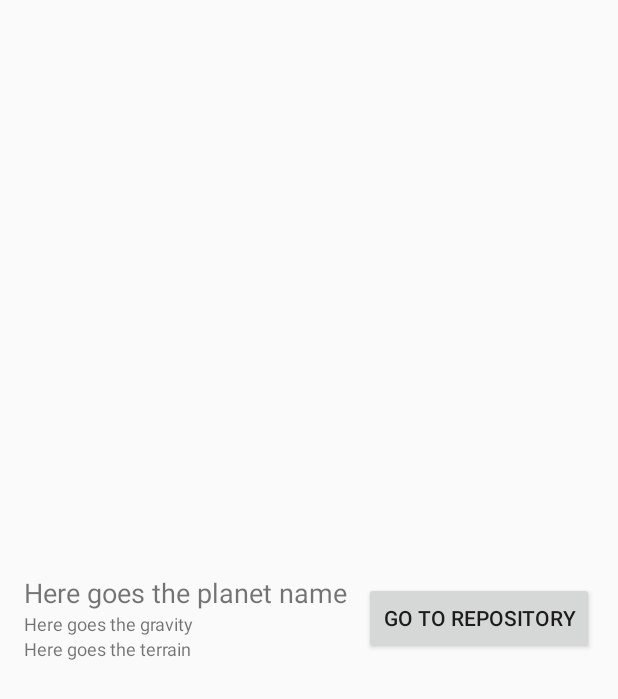
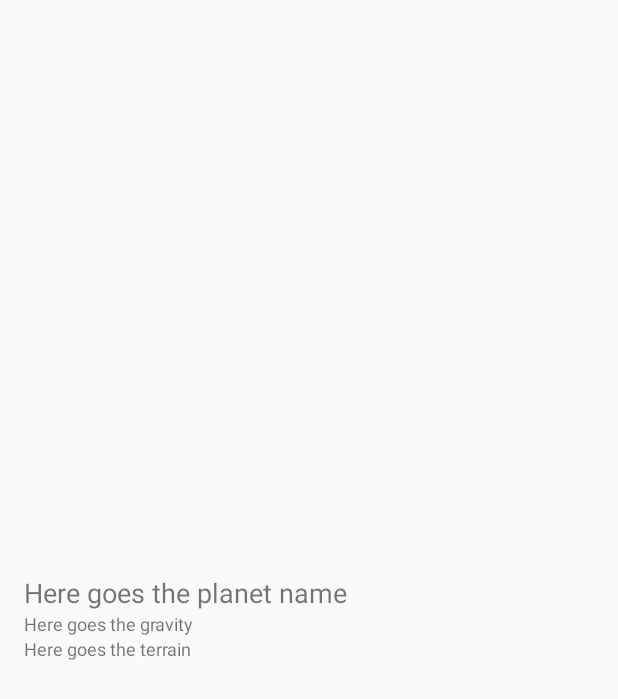
Before and after one commit to JoseManuelGonzalezHernandez/Api-StarsWars, an Android app: the layout detail_activity.xml on its own in the app's theme, with its tools: preview values and no code run, on a phone screen of 412 x 824 dp. Shown: the top 699 px of the screen. Run offline under Robolectric (Android 15) with nearby library versions, the phone set to English and light mode, and no system bars; network calls fail.

```diff
--- a/app/src/main/java/com/example/githubhunter/MainActivity.java
+++ b/app/src/main/java/com/example/githubhunter/MainActivity.java
@@ -71,7 +71,8 @@ public class MainActivity extends AppCompatActivity implements PlanetAdapter.Lis
         @Override
         protected void onPostExecute(String s) {
             request_progress.setVisibility(View.INVISIBLE);
-            if (s != null && !s.equals("")) {
+            Log.i("Juan", s);
+            if (s != null) {
                 try {
                     PlanetEntity[] parsedApiOutput = PlanetJsonUtils.parseRepoFromJson(s);
                     adapter.setRepoData(parsedApiOutput);
--- a/app/src/main/java/com/example/githubhunter/recyclerview/PlanetAdapter.java
+++ b/app/src/main/java/com/example/githubhunter/recyclerview/PlanetAdapter.java
@@ -1,6 +1,7 @@
 package com.example.githubhunter.recyclerview;
 
 import android.content.Context;
+import android.util.Log;
 import android.view.LayoutInflater;
 import android.view.View;
 import android.view.ViewGroup;
@@ -44,7 +45,7 @@ public class PlanetAdapter extends RecyclerView.Adapter<PlanetAdapter.PlanetView
         Context context = parent.getContext();
         int layoutIdForItem = R.layout.list_item;
         LayoutInflater inflater = LayoutInflater.from(context);
-        boolean shouldAttachToParentInmediately = false;
+        boolean shouldAttachToParentInmediately = true;
 
         View view = inflater.inflate(layoutIdForItem, parent,shouldAttachToParentInmediately);
         PlanetViewHolder viewHolder = new PlanetViewHolder(view);
@@ -54,7 +55,7 @@ public class PlanetAdapter extends RecyclerView.Adapter<PlanetAdapter.PlanetView
     @Override
     public void onBindViewHolder(@NonNull PlanetViewHolder holder, int position) {
         PlanetEntity repo = repoData[position];
-
+        Log.i("Juan", "Binding position" + position);
         holder.bind(repo);
     }
 
--- a/app/src/main/res/layout/detail_activity.xml
+++ b/app/src/main/res/layout/detail_activity.xml
@@ -30,12 +30,4 @@
             android:textSize="12sp"/>
     </LinearLayout>
 
-    <Button
-        android:id="@+id/button"
-        android:layout_gravity="center"
-        android:layout_width="wrap_content"
-        android:layout_height="wrap_content"
-        android:layout_weight="1"
-        android:text="Go to repository" />
-
 </LinearLayout>
```
Also changed, not shown: app/src/main/java/com/example/githubhunter/utils/NetworkUtils.java (+10 -6 lines).
